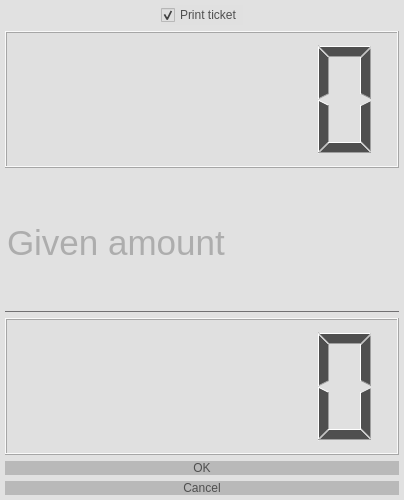
Before: the Qt Designer form uis/pay.ui in Mouradost/PatusNewShop, drawn with Qt 5.
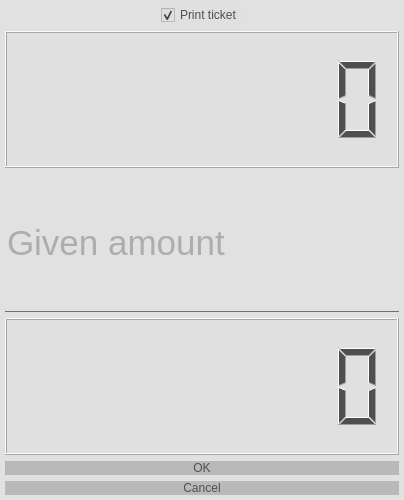
After: the same form once the commit is applied. Icons and pictures are not drawn.

What changed in the file:
```diff
--- a/uis/pay.ui
+++ b/uis/pay.ui
@@ -138,6 +138,9 @@
      <property name="smallDecimalPoint">
       <bool>true</bool>
      </property>
+     <property name="digitCount">
+      <number>7</number>
+     </property>
      <property name="value" stdset="0">
       <double>0.000000000000000</double>
      </property>
@@ -182,6 +185,9 @@
      <property name="smallDecimalPoint">
       <bool>true</bool>
      </property>
+     <property name="digitCount">
+      <number>7</number>
+     </property>
     </widget>
    </item>
    <item>
```
